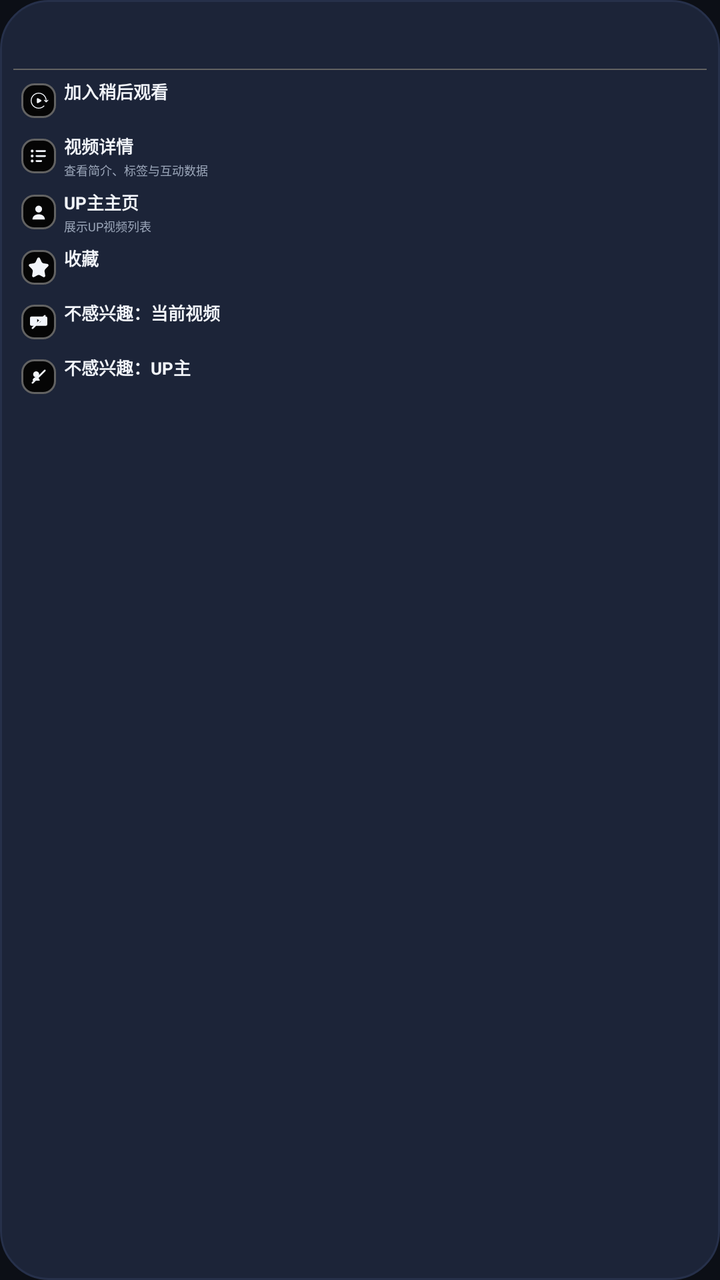
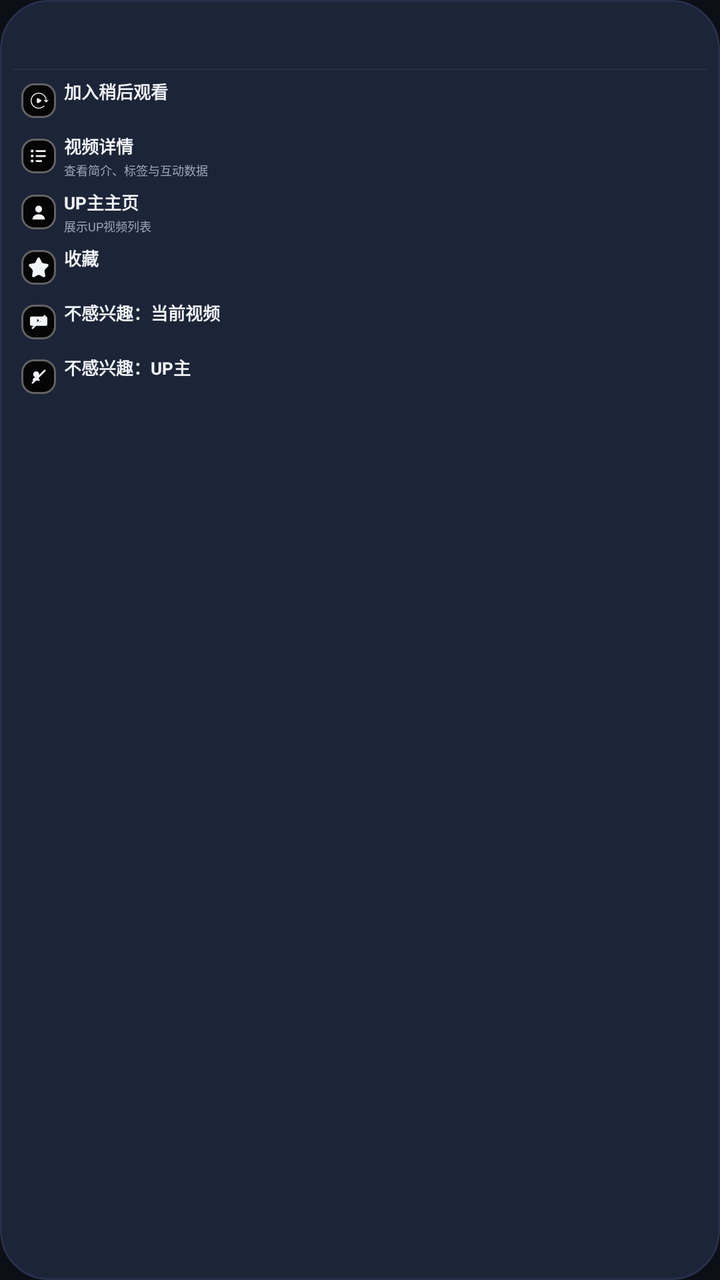

The first picture is an Android layout as it rendered before a commit; the second is the same layout after the commit. The layout source and the unified diff follow.
<!-- AndroidManifest.xml: application theme Theme.BTelly -->
<!-- res/layout/dialog_video_card_menu.xml -->
<?xml version="1.0" encoding="utf-8"?>
<androidx.appcompat.widget.LinearLayoutCompat xmlns:android="http://schemas.android.com/apk/res/android"
    xmlns:app="http://schemas.android.com/apk/res-auto"
    android:layout_width="match_parent"
    android:layout_height="wrap_content"
    android:background="@drawable/dialog_background"
    android:clickable="true"
    android:focusable="true"
    android:descendantFocusability="afterDescendants"
    android:orientation="vertical"
    android:paddingStart="@dimen/px20"
    android:paddingTop="@dimen/px20"
    android:paddingEnd="@dimen/px20"
    android:paddingBottom="@dimen/px20">

    <androidx.appcompat.widget.AppCompatTextView
        android:id="@+id/text_title"
        android:layout_width="match_parent"
        android:layout_height="wrap_content"
        android:ellipsize="end"
        android:gravity="start"
        android:maxLines="1"
        android:singleLine="true"
        android:textColor="?attr/tvTextPrimary"
        android:textSize="@dimen/px30"
        android:textStyle="bold" />

    <androidx.appcompat.widget.LinearLayoutCompat
        android:layout_width="match_parent"
        android:layout_height="wrap_content"
        android:layout_marginTop="@dimen/px6"
        android:orientation="vertical">

        <androidx.appcompat.widget.AppCompatTextView
            android:id="@+id/text_subtitle"
            android:layout_width="match_parent"
            android:layout_height="wrap_content"
            android:textColor="?attr/tvTextSecondary"
            android:textSize="@dimen/px20" />

        <View
            android:layout_width="match_parent"
            android:layout_height="@dimen/px2"
            android:layout_marginTop="@dimen/px8"
            android:background="@color/fourthBackgroundColor" />
    </androidx.appcompat.widget.LinearLayoutCompat>

    <androidx.appcompat.widget.LinearLayoutCompat
        android:id="@+id/button_delete_history_record"
        android:layout_width="match_parent"
        android:layout_height="wrap_content"
        android:layout_marginTop="@dimen/px6"
        android:background="@drawable/bg_menu_button"
        android:clickable="true"
        android:focusable="true"
        android:gravity="center_vertical"
        android:minHeight="@dimen/px64"
        android:orientation="horizontal"
        android:paddingStart="@dimen/px12"
        android:paddingTop="@dimen/px6"
        android:paddingEnd="@dimen/px12"
        android:paddingBottom="@dimen/px6"
        android:visibility="gone">

        <FrameLayout
            android:layout_width="@dimen/px52"
            android:layout_height="@dimen/px52"
            android:background="@drawable/dialog_menu_icon_background">

            <androidx.appcompat.widget.AppCompatImageView
                android:layout_width="@dimen/px30"
                android:layout_height="@dimen/px30"
                android:layout_gravity="center"
                app:srcCompat="@drawable/ic_delete"
                app:tint="?attr/tvTextPrimary" />
        </FrameLayout>

        <androidx.appcompat.widget.LinearLayoutCompat
            android:layout_width="0dp"
            android:layout_height="wrap_content"
            android:layout_marginStart="@dimen/px12"
            android:layout_weight="1"
            android:orientation="vertical">

            <androidx.appcompat.widget.AppCompatTextView
                android:id="@+id/text_delete_history_record_title"
                android:layout_width="match_parent"
                android:layout_height="wrap_content"
                android:ellipsize="end"
                android:maxLines="1"
                android:singleLine="true"
                android:text="@string/menu_delete_history_record"
                android:textColor="?attr/tvTextPrimary"
                android:textSize="@dimen/px26"
                android:textStyle="bold" />

            <androidx.appcompat.widget.AppCompatTextView
                android:id="@+id/text_delete_history_record_summary"
                android:layout_width="match_parent"
                android:layout_height="wrap_content"
                android:layout_marginTop="@dimen/px4"
                android:text="@string/menu_delete_history_record_summary"
                android:textColor="?attr/tvTextSecondary"
                android:textSize="@dimen/px18" />
        </androidx.appcompat.widget.LinearLayoutCompat>
    </androidx.appcompat.widget.LinearLayoutCompat>

    <androidx.appcompat.widget.LinearLayoutCompat
        android:id="@+id/button_watch_later"
        android:layout_width="match_parent"
        android:layout_height="wrap_content"
        android:layout_marginTop="@dimen/px6"
        android:background="@drawable/bg_menu_button"
        android:clickable="true"
        android:focusable="true"
        android:nextFocusDown="@id/button_video_detail"
        android:gravity="center_vertical"
        android:minHeight="@dimen/px64"
        android:orientation="horizontal"
        android:paddingStart="@dimen/px12"
        android:paddingTop="@dimen/px6"
        android:paddingEnd="@dimen/px12"
        android:paddingBottom="@dimen/px6">

        <FrameLayout
            android:layout_width="@dimen/px52"
            android:layout_height="@dimen/px52"
            android:background="@drawable/dialog_menu_icon_background">

            <androidx.appcompat.widget.AppCompatImageView
                android:layout_width="@dimen/px30"
                android:layout_height="@dimen/px30"
                android:layout_gravity="center"
                app:srcCompat="@drawable/watch_later"
                app:tint="?attr/tvTextPrimary" />
        </FrameLayout>

        <androidx.appcompat.widget.LinearLayoutCompat
            android:layout_width="0dp"
            android:layout_height="wrap_content"
            android:layout_marginStart="@dimen/px12"
            android:layout_weight="1"
            android:orientation="vertical">

            <androidx.appcompat.widget.AppCompatTextView
                android:id="@+id/text_watch_later_title"
                android:layout_width="match_parent"
                android:layout_height="wrap_content"
                android:ellipsize="end"
                android:maxLines="1"
                android:singleLine="true"
                android:text="@string/menu_add_watch_later"
                android:textColor="?attr/tvTextPrimary"
                android:textSize="@dimen/px26"
                android:textStyle="bold" />

            <androidx.appcompat.widget.AppCompatTextView
                android:id="@+id/text_watch_later_summary"
                android:layout_width="match_parent"
                android:layout_height="wrap_content"
                android:layout_marginTop="@dimen/px4"
                android:textColor="?attr/tvTextSecondary"
                android:textSize="@dimen/px18" />
        </androidx.appcompat.widget.LinearLayoutCompat>
    </androidx.appcompat.widget.LinearLayoutCompat>

    <androidx.appcompat.widget.LinearLayoutCompat
        android:id="@+id/button_video_detail"
        android:layout_width="match_parent"
        android:layout_height="wrap_content"
        android:layout_marginTop="@dimen/px2"
        android:background="@drawable/bg_menu_button"
        android:clickable="true"
        android:focusable="true"
        android:nextFocusUp="@id/button_watch_later"
        android:nextFocusDown="@id/button_up_space"
        android:gravity="center_vertical"
        android:minHeight="@dimen/px64"
        android:orientation="horizontal"
        android:paddingStart="@dimen/px12"
        android:paddingTop="@dimen/px6"
        android:paddingEnd="@dimen/px12"
        android:paddingBottom="@dimen/px6">

        <FrameLayout
            android:layout_width="@dimen/px52"
            android:layout_height="@dimen/px52"
            android:background="@drawable/dialog_menu_icon_background">

            <androidx.appcompat.widget.AppCompatImageView
                android:layout_width="@dimen/px30"
                android:layout_height="@dimen/px30"
                android:layout_gravity="center"
                app:srcCompat="@drawable/ic_list"
                app:tint="?attr/tvTextPrimary" />
        </FrameLayout>

        <androidx.appcompat.widget.LinearLayoutCompat
            android:layout_width="0dp"
            android:layout_height="wrap_content"
            android:layout_marginStart="@dimen/px12"
            android:layout_weight="1"
            android:orientation="vertical">

            <androidx.appcompat.widget.AppCompatTextView
                android:id="@+id/text_video_detail_title"
                android:layout_width="match_parent"
                android:layout_height="wrap_content"
                android:ellipsize="end"
                android:maxLines="1"
                android:singleLine="true"
                android:text="@string/menu_video_detail"
                android:textColor="?attr/tvTextPrimary"
                android:textSize="@dimen/px26"
                android:textStyle="bold" />

            <androidx.appcompat.widget.AppCompatTextView
                android:id="@+id/text_video_detail_summary"
                android:layout_width="match_parent"
                android:layout_height="wrap_content"
                android:layout_marginTop="@dimen/px4"
                android:text="@string/menu_video_detail_summary"
                android:textColor="?attr/tvTextSecondary"
                android:textSize="@dimen/px18" />
        </androidx.appcompat.widget.LinearLayoutCompat>
    </androidx.appcompat.widget.LinearLayoutCompat>

    <androidx.appcompat.widget.LinearLayoutCompat
        android:id="@+id/button_up_space"
        android:layout_width="match_parent"
        android:layout_height="wrap_content"
        android:layout_marginTop="@dimen/px2"
        android:background="@drawable/bg_menu_button"
        android:clickable="true"
        android:focusable="true"
        android:nextFocusUp="@id/button_video_detail"
        android:nextFocusDown="@id/button_favorite"
        android:gravity="center_vertical"
        android:minHeight="@dimen/px64"
        android:orientation="horizontal"
        android:paddingStart="@dimen/px12"
        android:paddingTop="@dimen/px6"
        android:paddingEnd="@dimen/px12"
        android:paddingBottom="@dimen/px6">

        <FrameLayout
            android:layout_width="@dimen/px52"
            android:layout_height="@dimen/px52"
            android:background="@drawable/dialog_menu_icon_background">

            <androidx.appcompat.widget.AppCompatImageView
                android:layout_width="@dimen/px30"
                android:layout_height="@dimen/px30"
                android:layout_gravity="center"
                app:srcCompat="@drawable/ic_user"
                app:tint="?attr/tvTextPrimary" />
        </FrameLayout>

        <androidx.appcompat.widget.LinearLayoutCompat
            android:layout_width="0dp"
            android:layout_height="wrap_content"
            android:layout_marginStart="@dimen/px12"
            android:layout_weight="1"
            android:orientation="vertical">

            <androidx.appcompat.widget.AppCompatTextView
                android:id="@+id/text_up_space_title"
                android:layout_width="match_parent"
                android:layout_height="wrap_content"
                android:ellipsize="end"
                android:maxLines="1"
                android:singleLine="true"
                android:text="@string/menu_up_space"
                android:textColor="?attr/tvTextPrimary"
                android:textSize="@dimen/px26"
                android:textStyle="bold" />

            <androidx.appcompat.widget.AppCompatTextView
                android:id="@+id/text_up_space_summary"
                android:layout_width="match_parent"
                android:layout_height="wrap_content"
                android:layout_marginTop="@dimen/px4"
                android:text="@string/menu_up_space_summary"
                android:textColor="?attr/tvTextSecondary"
                android:textSize="@dimen/px18" />
        </androidx.appcompat.widget.LinearLayoutCompat>
    </androidx.appcompat.widget.LinearLayoutCompat>

    <androidx.appcompat.widget.LinearLayoutCompat
        android:id="@+id/button_favorite"
        android:layout_width="match_parent"
        android:layout_height="wrap_content"
        android:layout_marginTop="@dimen/px2"
        android:background="@drawable/bg_menu_button"
        android:clickable="true"
        android:focusable="true"
        android:nextFocusUp="@id/button_up_space"
        android:nextFocusDown="@id/button_dislike_video"
        android:gravity="center_vertical"
        android:minHeight="@dimen/px64"
        android:orientation="horizontal"
        android:paddingStart="@dimen/px12"
        android:paddingTop="@dimen/px6"
        android:paddingEnd="@dimen/px12"
        android:paddingBottom="@dimen/px6">

        <FrameLayout
            android:layout_width="@dimen/px52"
            android:layout_height="@dimen/px52"
            android:background="@drawable/dialog_menu_icon_background">

            <androidx.appcompat.widget.AppCompatImageView
                android:layout_width="@dimen/px30"
                android:layout_height="@dimen/px30"
                android:layout_gravity="center"
                app:srcCompat="@drawable/ic_favorite"
                app:tint="?attr/tvTextPrimary" />
        </FrameLayout>

        <androidx.appcompat.widget.LinearLayoutCompat
            android:layout_width="0dp"
            android:layout_height="wrap_content"
            android:layout_marginStart="@dimen/px12"
            android:layout_weight="1"
            android:orientation="vertical">

            <androidx.appcompat.widget.AppCompatTextView
                android:id="@+id/text_favorite_title"
                android:layout_width="match_parent"
                android:layout_height="wrap_content"
                android:ellipsize="end"
                android:maxLines="1"
                android:singleLine="true"
                android:text="@string/menu_favorite"
                android:textColor="?attr/tvTextPrimary"
                android:textSize="@dimen/px26"
                android:textStyle="bold" />

            <androidx.appcompat.widget.AppCompatTextView
                android:id="@+id/text_favorite_summary"
                android:layout_width="match_parent"
                android:layout_height="wrap_content"
                android:layout_marginTop="@dimen/px4"
                android:textColor="?attr/tvTextSecondary"
                android:textSize="@dimen/px18" />
        </androidx.appcompat.widget.LinearLayoutCompat>
    </androidx.appcompat.widget.LinearLayoutCompat>

    <androidx.appcompat.widget.LinearLayoutCompat
        android:id="@+id/button_dislike_video"
        android:layout_width="match_parent"
        android:layout_height="wrap_content"
        android:layout_marginTop="@dimen/px2"
        android:background="@drawable/bg_menu_button"
        android:clickable="true"
        android:focusable="true"
        android:nextFocusUp="@id/button_favorite"
        android:nextFocusDown="@id/button_dislike_up"
        android:gravity="center_vertical"
        android:minHeight="@dimen/px64"
        android:orientation="horizontal"
        android:paddingStart="@dimen/px12"
        android:paddingTop="@dimen/px6"
        android:paddingEnd="@dimen/px12"
        android:paddingBottom="@dimen/px6">

        <FrameLayout
            android:layout_width="@dimen/px52"
            android:layout_height="@dimen/px52"
            android:background="@drawable/dialog_menu_icon_background">

            <androidx.appcompat.widget.AppCompatImageView
                android:layout_width="@dimen/px30"
                android:layout_height="@dimen/px30"
                android:layout_gravity="center"
                app:srcCompat="@drawable/ic_block_video"
                app:tint="?attr/tvTextPrimary" />
        </FrameLayout>

        <androidx.appcompat.widget.LinearLayoutCompat
            android:layout_width="0dp"
            android:layout_height="wrap_content"
            android:layout_marginStart="@dimen/px12"
            android:layout_weight="1"
            android:orientation="vertical">

            <androidx.appcompat.widget.AppCompatTextView
                android:id="@+id/text_dislike_video_title"
                android:layout_width="match_parent"
                android:layout_height="wrap_content"
                android:ellipsize="end"
                android:maxLines="1"
                android:singleLine="true"
                android:text="@string/menu_dislike_video"
                android:textColor="?attr/tvTextPrimary"
                android:textSize="@dimen/px26"
                android:textStyle="bold" />

            <androidx.appcompat.widget.AppCompatTextView
                android:id="@+id/text_dislike_video_summary"
                android:layout_width="match_parent"
                android:layout_height="wrap_content"
                android:layout_marginTop="@dimen/px4"
                android:textColor="?attr/tvTextSecondary"
                android:textSize="@dimen/px18" />
        </androidx.appcompat.widget.LinearLayoutCompat>
    </androidx.appcompat.widget.LinearLayoutCompat>

    <androidx.appcompat.widget.LinearLayoutCompat
        android:id="@+id/button_dislike_up"
        android:layout_width="match_parent"
        android:layout_height="wrap_content"
        android:layout_marginTop="@dimen/px2"
        android:background="@drawable/bg_menu_button"
        android:clickable="true"
        android:focusable="true"
        android:nextFocusUp="@id/button_dislike_video"
        android:gravity="center_vertical"
        android:minHeight="@dimen/px64"
        android:orientation="horizontal"
        android:paddingStart="@dimen/px12"
        android:paddingTop="@dimen/px6"
        android:paddingEnd="@dimen/px12"
        android:paddingBottom="@dimen/px6">

        <FrameLayout
            android:layout_width="@dimen/px52"
            android:layout_height="@dimen/px52"
            android:background="@drawable/dialog_menu_icon_background">

            <androidx.appcompat.widget.AppCompatImageView
                android:layout_width="@dimen/px30"
                android:layout_height="@dimen/px30"
                android:layout_gravity="center"
                app:srcCompat="@drawable/ic_block_up"
                app:tint="?attr/tvTextPrimary" />
        </FrameLayout>

        <androidx.appcompat.widget.LinearLayoutCompat
            android:layout_width="0dp"
            android:layout_height="wrap_content"
            android:layout_marginStart="@dimen/px12"
            android:layout_weight="1"
            android:orientation="vertical">

            <androidx.appcompat.widget.AppCompatTextView
                android:id="@+id/text_dislike_up_title"
                android:layout_width="match_parent"
                android:layout_height="wrap_content"
                android:ellipsize="end"
                android:maxLines="1"
                android:singleLine="true"
                android:text="@string/menu_dislike_up"
                android:textColor="?attr/tvTextPrimary"
                android:textSize="@dimen/px26"
                android:textStyle="bold" />

            <androidx.appcompat.widget.AppCompatTextView
                android:id="@+id/text_dislike_up_summary"
                android:layout_width="match_parent"
                android:layout_height="wrap_content"
                android:layout_marginTop="@dimen/px4"
                android:textColor="?attr/tvTextSecondary"
                android:textSize="@dimen/px18" />
        </androidx.appcompat.widget.LinearLayoutCompat>
    </androidx.appcompat.widget.LinearLayoutCompat>

</androidx.appcompat.widget.LinearLayoutCompat>
<!-- resources referenced by this layout -->
<resources>
  <color name="fourthBackgroundColor">#626262</color>
  <dimen name="px12">12px</dimen>
  <dimen name="px18">18px</dimen>
  <dimen name="px2">2px</dimen>
  <dimen name="px20">20px</dimen>
  <dimen name="px26">26px</dimen>
  <dimen name="px30">30px</dimen>
  <dimen name="px4">4px</dimen>
  <dimen name="px52">52px</dimen>
  <dimen name="px6">6px</dimen>
  <dimen name="px64">64px</dimen>
  <dimen name="px8">8px</dimen>
  <!-- drawable dialog_background (drawable) -->
  <?xml version="1.0" encoding="utf-8"?>
  <shape xmlns:android="http://schemas.android.com/apk/res/android">
      <solid android:color="?attr/tvSurfaceOverlay" />
      <corners android:radius="@dimen/radius_xl" />
      <stroke
          android:width="1dp"
          android:color="?attr/tvDivider" />
  </shape>
  <!-- drawable dialog_menu_icon_background (drawable) -->
  <?xml version="1.0" encoding="utf-8"?>
  <shape xmlns:android="http://schemas.android.com/apk/res/android">
      <solid android:color="@color/backgroundColor" />
      <corners android:radius="@dimen/px18" />
      <stroke
          android:width="1dp"
          android:color="@color/fourthBackgroundColor" />
  </shape>
  <!-- drawable ic_delete (drawable) -->
  <vector xmlns:android="http://schemas.android.com/apk/res/android"
      android:width="24dp"
      android:height="24dp"
      android:viewportWidth="24"
      android:viewportHeight="24">
      <path
          android:fillColor="@android:color/white"
          android:pathData="M6,19c0,1.1 0.9,2 2,2h8c1.1,0 2,-0.9 2,-2V7H6v12zM19,4h-3.5l-1,-1h-5l-1,1H5v2h14V4z"/>
  </vector>
  <!-- drawable ic_user (drawable) -->
  <?xml version="1.0" encoding="utf-8"?>
  <vector xmlns:android="http://schemas.android.com/apk/res/android"
      android:width="24dp"
      android:height="24dp"
      android:viewportWidth="24"
      android:viewportHeight="24">
      <path
          android:fillColor="#FFFFFFFF"
          android:pathData="M16.1,8.5 A4.1,4.1 0,1,1 7.9,8.5 A4.1,4.1 0,1,1 16.1,8.5 Z M4.6,20.9 C4.6,16.8 7.9,14.8 12,14.8 C16.1,14.8 19.4,16.8 19.4,20.9 Z" />
  </vector>
  <string name="menu_add_watch_later">加入稍后观看</string>
  <string name="menu_delete_history_record">删除该记录</string>
  <string name="menu_delete_history_record_summary">从历史记录中移除这条观看记录</string>
  <string name="menu_dislike_up">不感兴趣：UP主</string>
  <string name="menu_dislike_video">不感兴趣：当前视频</string>
  <string name="menu_favorite">收藏</string>
  <string name="menu_up_space">UP主主页</string>
  <string name="menu_up_space_summary">展示UP视频列表</string>
  <string name="menu_video_detail">视频详情</string>
  <string name="menu_video_detail_summary">查看简介、标签与互动数据</string>
  <style name="Theme.BTelly" parent="@style/Theme.BTellyBase">
      </style>
  <dimen name="px15">15px</dimen>
  <dimen name="radius_xl">24dp</dimen>
  <color name="backgroundColor">#050505</color>
  <style name="WindowAnimationTransition" parent="">
          <item name="android:windowEnterAnimation">@android:anim/fade_in</item>
          <item name="android:windowExitAnimation">@android:anim/fade_out</item>
      </style>
  <color name="tv_surface">#0C0F16</color>
  <color name="tv_surface_raised">#141A29</color>
  <color name="tv_surface_overlay">#1C2438</color>
  <color name="tv_divider">#26304A</color>
  <color name="tv_accent">#00C2A8</color>
  <color name="tv_accent_dim">#123B34</color>
  <color name="tv_accent_on">#00312A</color>
  <color name="tv_text_primary">#F2F5FA</color>
  <color name="tv_text_secondary">#9AA5B8</color>
  <color name="tv_text_tertiary">#67718A</color>
  <color name="tv_scrim">#99000000</color>
  <!-- unchanged entries left out for length: 7 -->
</resources>

<!-- the commit's change to res/layout/dialog_video_card_menu.xml (unified diff, before → after) -->
@@ -42,7 +42,7 @@
             android:layout_width="match_parent"
             android:layout_height="@dimen/px2"
             android:layout_marginTop="@dimen/px8"
-            android:background="@color/fourthBackgroundColor" />
+            android:background="?attr/tvDivider" />
     </androidx.appcompat.widget.LinearLayoutCompat>
 
     <androidx.appcompat.widget.LinearLayoutCompat
